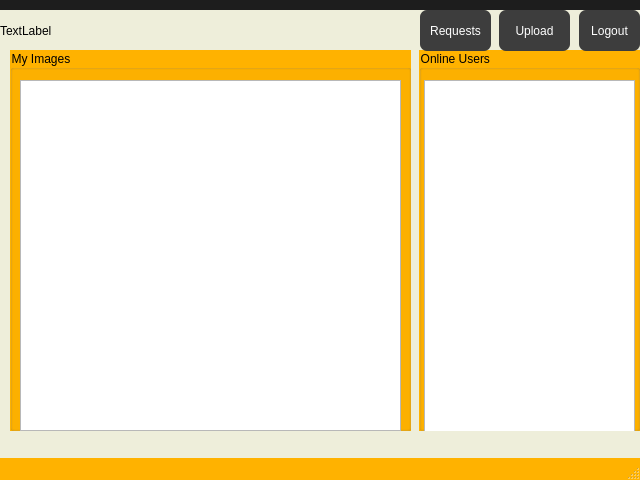
First picture: the form in src/userwindow.ui, repository Dokany/Steganogram, before the edit.
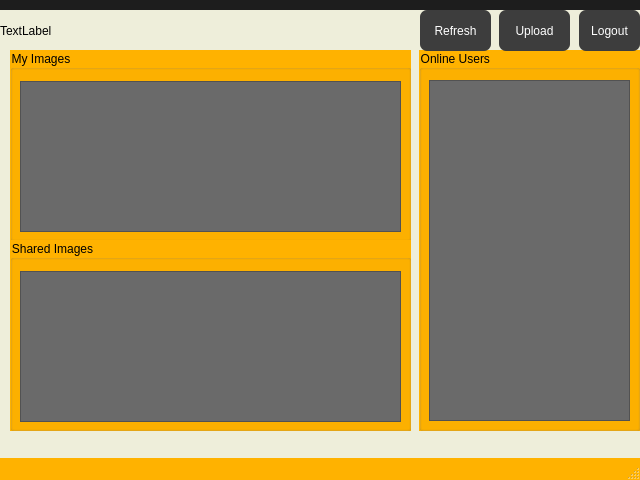
Second picture: the form after the edit.

What changed in the file:
```diff
--- a/src/userwindow.ui
+++ b/src/userwindow.ui
@@ -160,13 +160,13 @@
     <property name="title">
      <string>Online Users </string>
     </property>
-    <widget class="QListView" name="usersList">
+    <widget class="QListWidget" name="usersWidget">
      <property name="geometry">
       <rect>
-       <x>5</x>
+       <x>10</x>
        <y>30</y>
-       <width>211</width>
-       <height>381</height>
+       <width>201</width>
+       <height>341</height>
       </rect>
      </property>
     </widget>
@@ -197,38 +197,61 @@
      <string>Upload</string>
     </property>
    </widget>
-   <widget class="QPushButton" name="RequestsButton">
-    <property name="geometry">
-     <rect>
-      <x>420</x>
-      <y>0</y>
-      <width>71</width>
-      <height>41</height>
-     </rect>
-    </property>
-    <property name="text">
-     <string>Requests</string>
-    </property>
-   </widget>
    <widget class="QGroupBox" name="myImages">
     <property name="geometry">
      <rect>
       <x>10</x>
       <y>40</y>
       <width>401</width>
-      <height>381</height>
+      <height>191</height>
      </rect>
     </property>
     <property name="title">
      <string>My Images</string>
     </property>
-    <widget class="QListView" name="myImagesList">
+    <widget class="QListWidget" name="imageWidget">
      <property name="geometry">
       <rect>
        <x>10</x>
-       <y>30</y>
+       <y>31</y>
        <width>381</width>
-       <height>351</height>
+       <height>151</height>
+      </rect>
+     </property>
+    </widget>
+   </widget>
+   <widget class="QPushButton" name="RefreshButton">
+    <property name="geometry">
+     <rect>
+      <x>420</x>
+      <y>0</y>
+      <width>71</width>
+      <height>41</height>
+     </rect>
+    </property>
+    <property name="text">
+     <string>Refresh</string>
+    </property>
+   </widget>
+   <widget class="QGroupBox" name="sharedList">
+    <property name="geometry">
+     <rect>
+      <x>10</x>
+      <y>230</y>
+      <width>401</width>
+      <height>191</height>
+     </rect>
+    </property>
+    <property name="title">
+     <string>Shared Images</string>
+    </property>
+    <widget class="QListWidget" name="sharedWidget">
+     <property name="geometry">
+      <rect>
+       <x>10</x>
+       <y>31</y>
+       <width>381</width>
+       <height>151</height>
       </rect>
      </property>
     </widget>
```
